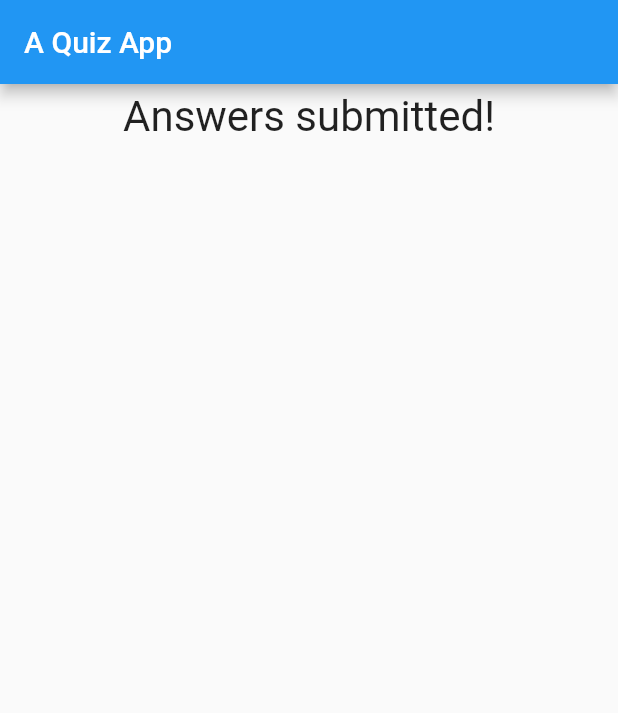
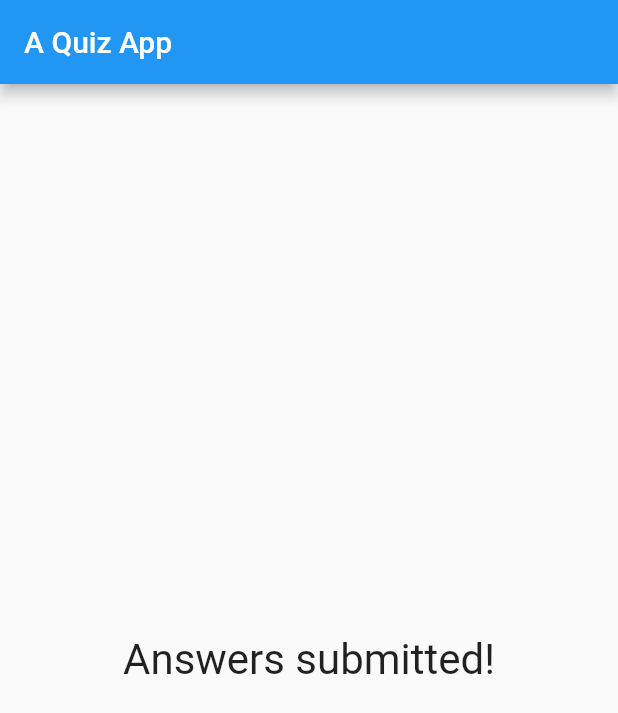
Before and after one commit to nmint8m/learn-flutter, a Flutter app: the screen it shows after launch, after a tap on "A boy", after a tap on "Ron", after a tap on "Hermione Granger", on a phone screen of 412 x 824 dp. Shown: the top 713 px of the screen. Run offline on Flutter 3.47's test engine with Material 2 defaults, Android fonts, the phone set to English and light mode, and no system bars; statements that could not run were skipped.

Commit message:
Splitting the App Into Widgets

```diff
--- /dev/null
+++ b/a_quiz_app/lib/custom-widgets/answer.dart
@@ -0,0 +1,14 @@
+import 'package:flutter/material.dart';
+
+class Answer extends StatelessWidget {
+  @override
+  Widget build(BuildContext context) {
+    return Center(
+      child: Text(
+        'Answers submitted!',
+        style: TextStyle(fontSize: 28),
+        textAlign: TextAlign.center,
+      ),
+    );
+  }
+}
--- /dev/null
+++ b/a_quiz_app/lib/custom-widgets/quiz.dart
@@ -0,0 +1,36 @@
+import 'package:flutter/material.dart';
+import 'package:a_quiz_app/custom-widgets/question-title.dart';
+import 'package:a_quiz_app/custom-widgets/question-choice.dart';
+
+class Quiz extends StatelessWidget {
+  final List<Map<String, Object>> questions;
+  final int questionIndex;
+  final StringCallback answerQuestion;
+
+  Quiz({
+    required this.questions,
+    required this.questionIndex,
+    required this.answerQuestion,
+  });
+
+  @override
+  Widget build(BuildContext context) {
+    // Build question title
+    Widget questionTitle =
+        QuestionTitle(questions[questionIndex]['question'] as String);
+
+    // Build question choices
+    List<String> choices = questions[questionIndex]['choices'] as List<String>;
+    List<Widget> choiceButtons = choices.map((choice) {
+      return QuestionChoice(choice, answerQuestion);
+    }).toList();
+
+    // Build question and choices layout
+    List<Widget> questionLayout = [questionTitle, ...choiceButtons];
+
+    return Container(
+      width: double.infinity,
+      child: Column(children: questionLayout),
+    );
+  }
+}
--- a/a_quiz_app/lib/main.dart
+++ b/a_quiz_app/lib/main.dart
@@ -1,7 +1,7 @@
 import 'package:flutter/material.dart';
-import 'example.dart';
-import 'custom-widgets/question-title.dart';
-import 'custom-widgets/question-choice.dart';
+import 'package:a_quiz_app/example.dart';
+import 'package:a_quiz_app/custom-widgets/quiz.dart';
+import 'package:a_quiz_app/custom-widgets/answer.dart';
 
 void main() {
   runApp(AQuizApp());
@@ -45,18 +45,6 @@ class _AQuizAppState extends State<AQuizApp> {
     },
   ];
 
-  /*
-  var _questions = [
-    'Who is Harry Potter?',
-    'What is his BFFs\'s name?',
-  ];
-
-  var _choices = [
-    ['A boy', 'A girl'],
-    ['Dobby', 'Ron', 'Draco'],
-  ];
-  */
-
   void _answerQuestion(String answer) {
     if (_questionIndex < _questions.length) {
       setState(() {
@@ -67,65 +55,19 @@ class _AQuizAppState extends State<AQuizApp> {
     print('Next question: $_questionIndex');
   }
 
-  List<Widget> buildQuestionLayout() {
-    // Build question title
-    Widget questionTitle =
-        QuestionTitle(_questions[_questionIndex]['question'] as String);
-
-    // Build question choices
-    List<String> choices =
-        _questions[_questionIndex]['choices'] as List<String>;
-    List<Widget> choiceButtons = choices.map((choice) {
-      return QuestionChoice(choice, _answerQuestion);
-    }).toList();
-    /*
-    List<Widget> choiceButtons = [];
-    for (var choice in _questions[_questionIndex]['choices']) {
-      choiceButtons.add(QuestionChoice(choice, _answerQuestion));
-      /*
-      choiceButtons.add(ElevatedButton(
-        style: ButtonStyle(backgroundColor: MaterialStateProperty.all(Colors.green),),
-        child: Text(choice),
-        onPressed: () {
-          print(choice);
-          _answerQuestion();
-        },
-      ));
-      */
-    }
-    */
-
-    // Build question and choices layout
-    List<Widget> questionLayout = [questionTitle, ...choiceButtons];
-    return questionLayout;
-  }
-
-  List<Widget> buildSubmittedLayout() {
-    List<Widget> submittedLayout = [
-      Container(
-        width: double.infinity,
-        margin: EdgeInsets.all(5),
-        child: Text(
-          'Answers submitted!',
-          style: TextStyle(fontSize: 28),
-          textAlign: TextAlign.center,
-        ),
-      )
-    ];
-    return submittedLayout;
-  }
-
   @override
   Widget build(BuildContext context) {
-    List<Widget> childrenLayout = _questionIndex < _questions.length
-        ? buildQuestionLayout()
-        : buildSubmittedLayout();
+    Widget childrenLayout = _questionIndex < _questions.length
+        ? Quiz(
+            questions: _questions,
+            questionIndex: _questionIndex,
+            answerQuestion: _answerQuestion)
+        : Answer();
     return MaterialApp(
       home: Scaffold(
         appBar: AppBar(title: Text('A Quiz App')),
-        body: Column(
-          children: childrenLayout,
-          /* // Named functions and Anonymous functions
+        body: childrenLayout,
+        /* // Named functions and Anonymous functions
           [
             Text(_questions[_questionIndex]),
             ElevatedButton(
@@ -144,7 +86,6 @@ class _AQuizAppState extends State<AQuizApp> {
             ),
           ],
           */
-        ),
       ),
     );
   }
```
Also changed, not shown: a_quiz_app/lib/custom-widgets/question-choice.dart (line endings or trailing spaces).
